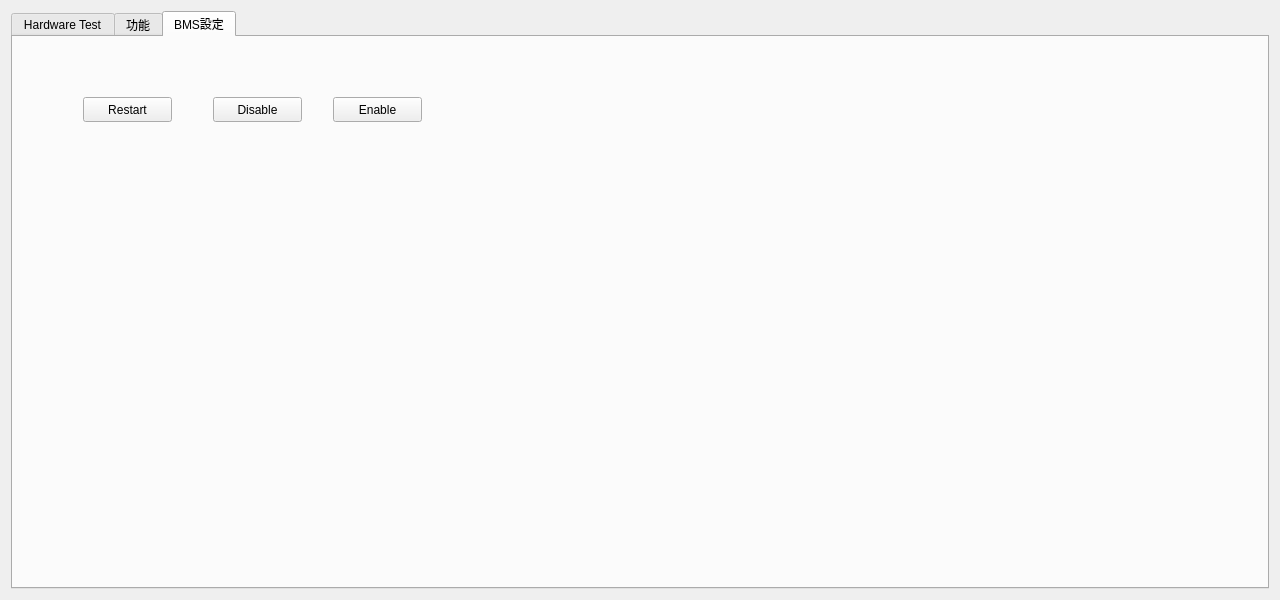
Above: frmhardwareconfig.ui from haoyi-jason/BMS_HY01_old before the change. Below: the same form after it.
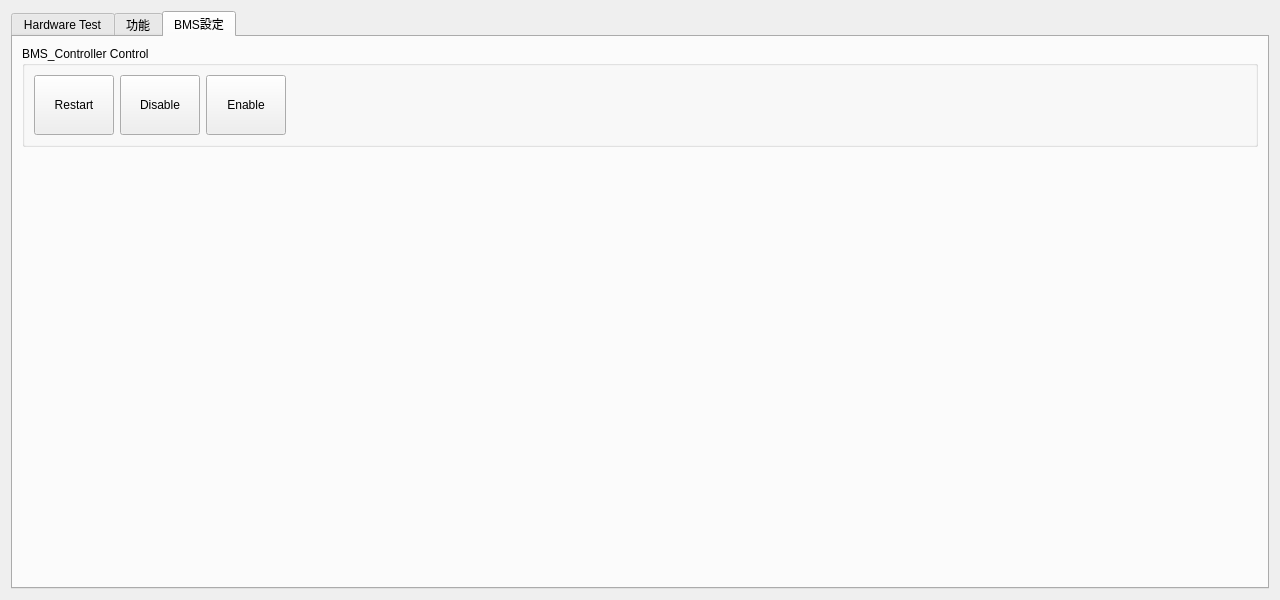
That is the form after the change. The open tabs and pages were chosen to show the change. Custom widgets are drawn as their Qt base class.

```diff
--- a/frmhardwareconfig.ui
+++ b/frmhardwareconfig.ui
@@ -842,45 +842,82 @@
       <attribute name="title">
        <string>BMS設定</string>
       </attribute>
-      <widget class="QPushButton" name="pbRestartController">
-       <property name="geometry">
-        <rect>
-         <x>70</x>
-         <y>60</y>
-         <width>89</width>
-         <height>25</height>
-        </rect>
-       </property>
-       <property name="text">
-        <string>Restart</string>
-       </property>
-      </widget>
-      <widget class="QPushButton" name="pbDisableController">
-       <property name="geometry">
-        <rect>
-         <x>200</x>
-         <y>60</y>
-         <width>89</width>
-         <height>25</height>
-        </rect>
-       </property>
-       <property name="text">
-        <string>Disable</string>
-       </property>
-      </widget>
-      <widget class="QPushButton" name="pbEnableController">
-       <property name="geometry">
-        <rect>
-         <x>320</x>
-         <y>60</y>
-         <width>89</width>
-         <height>25</height>
-        </rect>
-       </property>
-       <property name="text">
-        <string>Enable</string>
-       </property>
-      </widget>
+      <layout class="QVBoxLayout" name="verticalLayout">
+       <item>
+        <widget class="QGroupBox" name="groupBox_12">
+         <property name="title">
+          <string>BMS_Controller Control</string>
+         </property>
+         <layout class="QHBoxLayout" name="horizontalLayout_5">
+          <item>
+           <widget class="QPushButton" name="pbRestartController">
+            <property name="minimumSize">
+             <size>
+              <width>0</width>
+              <height>60</height>
+             </size>
+            </property>
+            <property name="text">
+             <string>Restart</string>
+            </property>
+           </widget>
+          </item>
+          <item>
+           <widget class="QPushButton" name="pbDisableController">
+            <property name="minimumSize">
+             <size>
+              <width>0</width>
+              <height>60</height>
+             </size>
+            </property>
+            <property name="text">
+             <string>Disable</string>
+            </property>
+           </widget>
+          </item>
+          <item>
+           <widget class="QPushButton" name="pbEnableController">
+            <property name="minimumSize">
+             <size>
+              <width>0</width>
+              <height>60</height>
+             </size>
+            </property>
+            <property name="text">
+             <string>Enable</string>
+            </property>
+           </widget>
+          </item>
+          <item>
+           <spacer name="horizontalSpacer_2">
+            <property name="orientation">
+             <enum>Qt::Horizontal</enum>
+            </property>
+            <property name="sizeHint" stdset="0">
+             <size>
+              <width>40</width>
+              <height>20</height>
+             </size>
+            </property>
+           </spacer>
+          </item>
+         </layout>
+        </widget>
+       </item>
+       <item>
+        <spacer name="verticalSpacer_4">
+         <property name="orientation">
+          <enum>Qt::Vertical</enum>
+         </property>
+         <property name="sizeHint" stdset="0">
+          <size>
+           <width>20</width>
+           <height>40</height>
+          </size>
+         </property>
+        </spacer>
+       </item>
+      </layout>
      </widget>
     </widget>
    </item>
```
Left out of the diff: 308 changed lines with no effect on the pictures.
